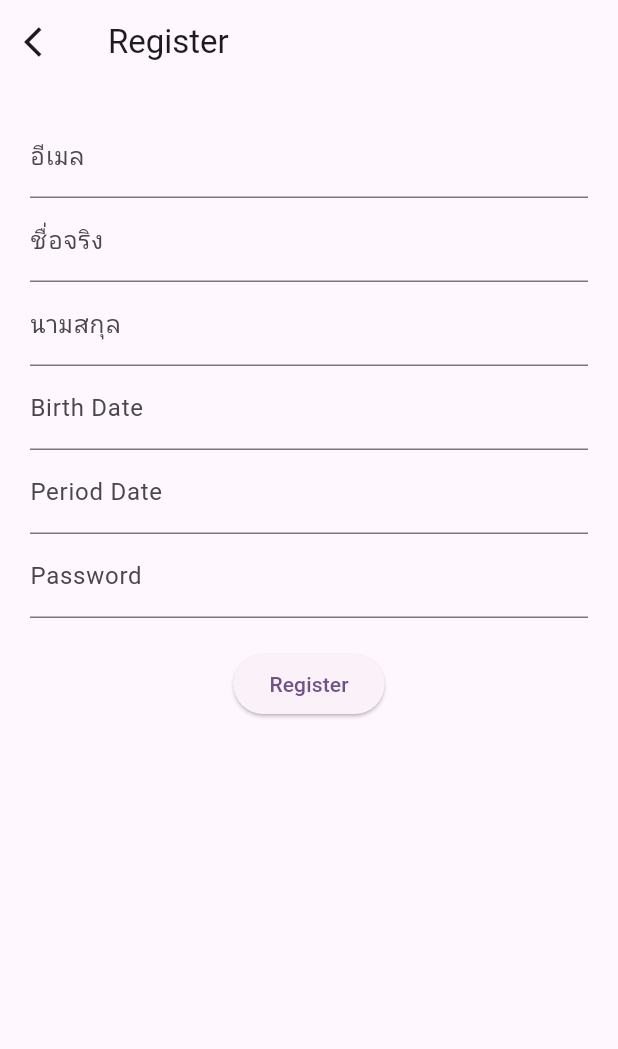
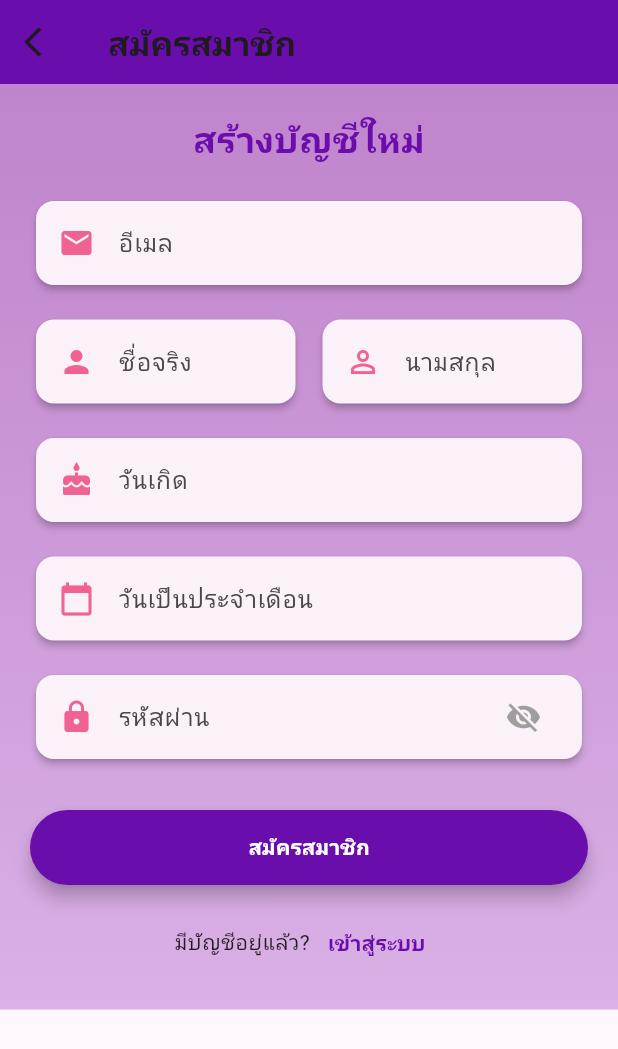
Before and after one commit to peeradol7/fam_care, a Flutter app: the RegisterPage screen opened by its route, on a phone screen of 412 x 824 dp. Shown: the top 1049 px of the screen. Run offline on Flutter 3.47's test engine with Material 3 defaults, Android fonts, the phone set to English and light mode, and no system bars; our stand-ins replace cloud_firestore, firebase_auth, firebase_core, get, go_router, google_sign_in and 1 more; accounts and stored records are empty.

Commit message:
edit-emaillogin-theme,widget

```diff
--- a/lib/app_routes.dart
+++ b/lib/app_routes.dart
@@ -2,7 +2,7 @@ import 'package:fam_care/view/home_page/home_page.dart';
 import 'package:fam_care/view/home_page/profile_page/profile_page.dart';
 import 'package:fam_care/view/landing_page/langding_page.dart';
 import 'package:fam_care/view/login_page/login_page.dart';
-import 'package:fam_care/view/register_page.dart';
+import 'package:fam_care/view/register_page/register_page.dart';
 import 'package:fam_care/view/test.dart';
 import 'package:go_router/go_router.dart';
 
--- a/lib/service/email_auth_service.dart
+++ b/lib/service/email_auth_service.dart
@@ -56,9 +56,9 @@ Future<User?> signUpWithEmail(UsersModel user) async {
 
       User? firebaseUser = userCredential.user;
 
-      // if (firebaseUser != null && !firebaseUser.emailVerified) {
-      //   throw "กรุณายืนยันอีเมลก่อนเข้าสู่ระบบ";
-      // }
+      if (firebaseUser != null && !firebaseUser.emailVerified) {
+        throw "กรุณายืนยันอีเมลก่อนเข้าสู่ระบบ";
+      }
 
       print("เข้าสู่ระบบสำเร็จ!");
       return firebaseUser;
--- a/lib/view/register_page.dart
+++ /dev/null
@@ -1,186 +0,0 @@
-import 'package:fam_care/controller/email_login_controller.dart';
-import 'package:flutter/material.dart';
-import 'package:get/get.dart';
-import 'package:go_router/go_router.dart';
-
-import '../model/users_model.dart';
-
-class RegisterPage extends StatefulWidget {
-  @override
-  _RegisterPageState createState() => _RegisterPageState();
-}
-
-class _RegisterPageState extends State<RegisterPage> {
-  final EmailLoginController authController = Get.put(EmailLoginController());
-
-  final TextEditingController emailController = TextEditingController();
-  final TextEditingController firstNameController = TextEditingController();
-  final TextEditingController lastNameController = TextEditingController();
-  final TextEditingController passwordController = TextEditingController();
-  final TextEditingController birthDateController = TextEditingController();
-  final TextEditingController periodDateController = TextEditingController();
-
-  DateTime? _birthDate;
-  DateTime? _periodDate;
-
-  @override
-  void initState() {
-    super.initState();
-    birthDateController.text = "";
-    periodDateController.text = "";
-  }
-
-  void _register() {
-    // ตรวจสอบว่ามีช่องไหนที่ว่างหรือไม่
-    if (emailController.text.trim().isEmpty ||
-        firstNameController.text.trim().isEmpty ||
-        lastNameController.text.trim().isEmpty ||
-        passwordController.text.trim().isEmpty ||
-        birthDateController.text.trim().isEmpty ||
-        periodDateController.text.trim().isEmpty) {
-      _showErrorDialog("กรุณากรอกข้อมูลให้ครบทุกช่อง");
-      return;
-    }
-
-    if (_birthDate == null || _periodDate == null) {
-      _showErrorDialog("กรุณาเลือกวันเกิดและวันเป็นประจำเดือน");
-      return;
-    }
-
-    UsersModel user = UsersModel(
-      email: emailController.text.trim(),
-      firstName: firstNameController.text.trim(),
-      lastName: lastNameController.text.trim(),
-      password: passwordController.text.trim(),
-      birthDay: _birthDate,
-      period: _periodDate,
-      authMethod: 'email',
-    );
-
-    authController.emailSignUpController(user, context);
-  }
-
-  // ฟังก์ชันแสดง `showDialog` สำหรับแจ้งเตือน
-  void _showErrorDialog(String message) {
-    showDialog(
-      context: context,
-      builder: (context) {
-        return AlertDialog(
-          title: Text("ผิดพลาด"),
-          content: Text(message),
-          actions: [
-            TextButton(
-              onPressed: () {
-                Navigator.of(context).pop();
-              },
-              child: Text("ตกลง"),
-            ),
-          ],
-        );
-      },
-    );
-  }
-
-  @override
-  void dispose() {
-    emailController.dispose();
-    firstNameController.dispose();
-    lastNameController.dispose();
-    passwordController.dispose();
-    birthDateController.dispose();
-    periodDateController.dispose();
-    super.dispose();
-  }
-
-  @override
-  Widget build(BuildContext context) {
-    return Scaffold(
-      appBar: AppBar(
-        title: Text('Register'),
-        leading: IconButton(
-          onPressed: () {
-            context.pop();
-          },
-          icon: Icon(Icons.arrow_back_ios),
-        ),
-      ),
-      body: SingleChildScrollView(
-        child: Padding(
-          padding: EdgeInsets.all(20),
-          child: Column(
-            children: [
-              TextField(
-                controller: emailController,
-                decoration: InputDecoration(labelText: 'อีเมล'),
-              ),
-              TextField(
-                controller: firstNameController,
-                decoration: InputDecoration(labelText: 'ชื่อจริง'),
-              ),
-              TextField(
-                controller: lastNameController,
-                decoration: InputDecoration(labelText: 'นามสกุล'),
-              ),
-              TextFormField(
-                controller: birthDateController,
-                decoration: InputDecoration(labelText: 'Birth Date'),
-                readOnly: true,
-                onTap: () async {
-                  DateTime? pickedDate = await showDatePicker(
-                    context: context,
-                    initialDate: DateTime.now(),
-                    firstDate: DateTime(1900),
-                    lastDate: DateTime.now(),
-                  );
-
-                  if (pickedDate != null) {
-                    setState(
-                      () {
-                        _birthDate = pickedDate;
-                        birthDateController.text =
-                            "${_birthDate!.toLocal()}".split(' ')[0];
-                      },
-                    );
-                  }
-                },
-              ),
-              TextFormField(
-                controller: periodDateController,
-                decoration: InputDecoration(labelText: 'Period Date'),
-                readOnly: true,
-                onTap: () async {
-                  DateTime? pickedDate = await showDatePicker(
-                    context: context,
-                    initialDate: DateTime.now(),
-                    firstDate: DateTime(1900),
-                    lastDate: DateTime.now(),
-                  );
-
-                  if (pickedDate != null) {
-                    setState(() {
-                      _periodDate = pickedDate;
-                      periodDateController.text =
-                          "${_periodDate!.toLocal()}".split(' ')[0];
-                    });
-                  }
-                },
-              ),
-              TextField(
-                controller: passwordController,
-                decoration: InputDecoration(labelText: 'Password'),
-                obscureText: true,
-              ),
-              SizedBox(height: 20),
-              Obx(() => authController.isLoading.value
-                  ? CircularProgressIndicator()
-                  : ElevatedButton(
-                      onPressed: _register,
-                      child: Text('Register'),
-                    )),
-            ],
-          ),
-        ),
-      ),
-    );
-  }
-}
--- /dev/null
+++ b/lib/view/register_page/register_page.dart
@@ -0,0 +1,184 @@
+import 'package:fam_care/app_routes.dart';
+import 'package:flutter/material.dart';
+import 'package:get/get.dart';
+import 'package:go_router/go_router.dart';
+import 'package:fam_care/controller/email_login_controller.dart';
+import 'package:fam_care/model/users_model.dart';
+import '../register_page/widget/date_field.dart';
+import '../register_page/widget/email_field.dart';
+import '../register_page/widget/name_field.dart';
+import '../register_page/widget/password_field.dart';
+import '../register_page/widget/register_button.dart';
+import '../register_page/widget/dialogs.dart';
+import '../../constatnt/app_colors.dart';
+
+
+class RegisterPage extends StatefulWidget {
+  @override
+  _RegisterPageState createState() => _RegisterPageState();
+}
+
+class _RegisterPageState extends State<RegisterPage> {
+  final EmailLoginController authController = Get.put(EmailLoginController());
+
+  final TextEditingController emailController = TextEditingController();
+  final TextEditingController firstNameController = TextEditingController();
+  final TextEditingController lastNameController = TextEditingController();
+  final TextEditingController passwordController = TextEditingController();
+  final TextEditingController birthDateController = TextEditingController();
+  final TextEditingController periodDateController = TextEditingController();
+
+  DateTime? _birthDate;
+  DateTime? _periodDate;
+  final _formKey = GlobalKey<FormState>();
+  bool _obscurePassword = true;
+
+  @override
+  void initState() {
+    super.initState();
+    birthDateController.text = "";
+    periodDateController.text = "";
+  }
+
+  void _register() {
+    if (_formKey.currentState!.validate()) {
+      if (_birthDate == null || _periodDate == null) {
+        showErrorDialog(context, "กรุณาเลือกวันเกิดและวันเป็นประจำเดือน");
+        return;
+      }
+
+      UsersModel user = UsersModel(
+        email: emailController.text.trim(),
+        firstName: firstNameController.text.trim(),
+        lastName: lastNameController.text.trim(),
+        password: passwordController.text.trim(),
+        birthDay: _birthDate,
+        period: _periodDate,
+        authMethod: 'email',
+      );
+
+      authController.emailSignUpController(user, context).then((_) {
+        // แสดงข้อความเมื่อสมัครสำเร็จ
+        showSuccessDialog(context, () {
+          context.go(AppRoutes.loginPage); // นำผู้ใช้กลับไปยังหน้าล็อกอิน
+        });
+      }).catchError((error) {
+        showErrorDialog(context, error.toString());
+      });
+    }
+  }
+
+  @override
+  void dispose() {
+    emailController.dispose();
+    firstNameController.dispose();
+    lastNameController.dispose();
+    passwordController.dispose();
+    birthDateController.dispose();
+    periodDateController.dispose();
+    super.dispose();
+  }
+
+  @override
+  Widget build(BuildContext context) {
+    return Scaffold(
+      appBar: AppBar(
+        title: Text('สมัครสมาชิก', style: TextStyle(fontWeight: FontWeight.bold)),
+        backgroundColor: AppColors.primary, // เปลี่ยนสีแอปบาร์
+        leading: IconButton(
+          onPressed: () {
+            context.pop();
+          },
+          icon: Icon(Icons.arrow_back_ios),
+        ),
+      ),
+      body: Container(
+        decoration: BoxDecoration(
+          gradient: LinearGradient(
+            begin: Alignment.topCenter,
+            end: Alignment.bottomCenter,
+            colors: [AppColors.background, AppColors.secondary]
+          ),
+        ),
+        child: SingleChildScrollView(
+          child: Padding(
+            padding: EdgeInsets.all(20),
+            child: Form(
+              key: _formKey,
+              child: Column(
+                crossAxisAlignment: CrossAxisAlignment.stretch,
+                children: [
+                  Center(
+                    child: Text(
+                      "สร้างบัญชีใหม่",
+                      style: TextStyle(
+                        fontSize: 24,
+                        fontWeight: FontWeight.bold,
+                        color: AppColors.primary, // ใช้สีหลักของแอป
+                      ),
+                    ),
+                  ),
+                  SizedBox(height: 20),
+                  EmailField(controller: emailController),
+                  SizedBox(height: 15),
+                  NameFields(
+                    firstNameController: firstNameController,
+                    lastNameController: lastNameController,
+                  ),
+                  SizedBox(height: 15),
+                  DateFields(
+                    birthDateController: birthDateController,
+                    periodDateController: periodDateController,
+                    onBirthDateChanged: (date) {
+                      setState(() => _birthDate = date);
+                    },
+                    onPeriodDateChanged: (date) {
+                      setState(() => _periodDate = date);
+                    },
+                  ),
+                  SizedBox(height: 15),
+                  PasswordField(
+                    controller: passwordController,
+                    obscureText: _obscurePassword,
+                    onToggleVisibility: () {
+                      setState(() => _obscurePassword = !_obscurePassword);
+                    },
+                  ),
+                  SizedBox(height: 30),
+                  RegisterButton(
+                    isLoading: authController.isLoading.value,
+                    onPressed: _register,
+                    color: AppColors.colorButton, // กำหนดสีปุ่ม
+                  ),
+                  SizedBox(height: 15),
+                  _buildLoginRedirect(),
+                ],
+              ),
+            ),
+          ),
+        ),
+      ),
+    );
+  }
+
+  Widget _buildLoginRedirect() {
+    return Row(
+      mainAxisAlignment: MainAxisAlignment.center,
+      children: [
+        Text('มีบัญชีอยู่แล้ว?'),
+        TextButton(
+          onPressed: () {
+            context.go(AppRoutes.loginPage);
+          },
+          child: Text(
+            'เข้าสู่ระบบ',
+            style: TextStyle(
+              color: AppColors.primary,
+              fontWeight: FontWeight.bold,
+            ),
+          ),
+        ),
+      ],
+    );
+  }
+}
--- /dev/null
+++ b/lib/view/register_page/widget/date_field.dart
@@ -0,0 +1,104 @@
+import 'package:fam_care/constatnt/app_colors.dart';
+import 'package:flutter/material.dart';
+
+class DateFields extends StatelessWidget {
+  final TextEditingController birthDateController;
+  final TextEditingController periodDateController;
+  final Function(DateTime) onBirthDateChanged;
+  final Function(DateTime) onPeriodDateChanged;
+
+  const DateFields({
+    Key? key,
+    required this.birthDateController,
+    required this.periodDateController,
+    required this.onBirthDateChanged,
+    required this.onPeriodDateChanged,
+  }) : super(key: key);
+
+  @override
+  Widget build(BuildContext context) {
+    return Column(
+      children: [
+        _buildDateField(
+          context: context,
+          controller: birthDateController,
+          label: 'วันเกิด',
+          hint: 'เลือกวันเกิด',
+          icon: Icons.cake,
+          firstDate: DateTime(1900),
+          lastDate: DateTime.now(),
+          onDateSelected: onBirthDateChanged,
+        ),
+        SizedBox(height: 15),
+        _buildDateField(
+          context: context,
+          controller: periodDateController,
+          label: 'วันเป็นประจำเดือน',
+          hint: 'เลือกวันเป็นประจำเดือนครั้งล่าสุด',
+          icon: Icons.calendar_today,
+          firstDate: DateTime(DateTime.now().year - 1),
+          lastDate: DateTime.now(),
+          onDateSelected: onPeriodDateChanged,
+        ),
+      ],
+    );
+  }
+
+  Widget _buildDateField({
+    required BuildContext context,
+    required TextEditingController controller,
+    required String label,
+    required String hint,
+    required IconData icon,
+    required DateTime firstDate,
+    required DateTime lastDate,
+    required Function(DateTime) onDateSelected,
+  }) {
+    return Card(
+      elevation: 2,
+      shape: RoundedRectangleBorder(borderRadius: BorderRadius.circular(12)),
+      child: Padding(
+        padding: const EdgeInsets.symmetric(horizontal: 15),
+        child: TextFormField(
+          controller: controller,
+          decoration: InputDecoration(
+            labelText: label,
+            hintText: hint,
+            border: InputBorder.none,
+            icon: Icon(icon, color: Colors.pink.shade300),
+          ),
+          readOnly: true,
+          validator: (value) {
+            if (value == null || value.isEmpty) {
+              return 'กรุณาเลือก$label';
+            }
+            return null;
+          },
+          onTap: () async {
+            DateTime? pickedDate = await showDatePicker(
+              context: context,
+              initialDate: DateTime.now(),
+              firstDate: firstDate,
+              lastDate: lastDate,
+              builder: (context, child) {
+                return Theme(
+                  data: Theme.of(context).copyWith(
+                    colorScheme: ColorScheme.light(
+                      primary: AppColors.secondary,
+                    ),
+                  ),
+                  child: child!,
+                );
+              },
+            );
+
+            if (pickedDate != null) {
+              controller.text = "${pickedDate.day}/${pickedDate.month}/${pickedDate.year}";
+              onDateSelected(pickedDate);
+            }
+          },
+        ),
+      ),
+    );
+  }
+}
--- /dev/null
+++ b/lib/view/register_page/widget/email_field.dart
@@ -0,0 +1,42 @@
+import 'package:flutter/material.dart';
+
+class EmailField extends StatelessWidget {
+  final TextEditingController controller;
+
+  const EmailField({
+    Key? key,
+    required this.controller,
+  }) : super(key: key);
+
+  @override
+  Widget build(BuildContext context) {
+    return Card(
+      elevation: 2,
+      shape: RoundedRectangleBorder(borderRadius: BorderRadius.circular(12)),
+      child: Padding(
+        padding: const EdgeInsets.symmetric(horizontal: 15),
+        child: TextFormField(
+          controller: controller,
+          decoration: InputDecoration(
+            labelText: 'อีเมล',
+            hintText: 'กรุณากรอกอีเมลที่ใช้งานได้จริง',
+            border: InputBorder.none,
+            icon: Icon(Icons.email, color: Colors.pink.shade300),
+          ),
+          keyboardType: TextInputType.emailAddress,
+          validator: (value) {
+            if (value == null || value.isEmpty) {
+              return 'กรุณากรอกอีเมล';
+            }
+            // ตรวจสอบรูปแบบอีเมล
+            final emailRegex = RegExp(r'^[\w-\.]+@([\w-]+\.)+[\w-]{2,4}$');
+            if (!emailRegex.hasMatch(value)) {
+              return 'กรุณากรอกอีเมลที่ถูกต้อง';
+            }
+            return null;
+          },
+        ),
+      ),
+    );
+  }
+}
--- /dev/null
+++ b/lib/view/register_page/widget/name_field.dart
@@ -0,0 +1,67 @@
+import 'package:flutter/material.dart';
+
+class NameFields extends StatelessWidget {
+  final TextEditingController firstNameController;
+  final TextEditingController lastNameController;
+
+  const NameFields({
+    Key? key,
+    required this.firstNameController,
+    required this.lastNameController,
+  }) : super(key: key);
+
+  @override
+  Widget build(BuildContext context) {
+    return Row(
+      children: [
+        Expanded(
+          child: Card(
+            elevation: 2,
+            shape: RoundedRectangleBorder(borderRadius: BorderRadius.circular(12)),
+            child: Padding(
+              padding: const EdgeInsets.symmetric(horizontal: 15),
+              child: TextFormField(
+                controller: firstNameController,
+                decoration: InputDecoration(
+                  labelText: 'ชื่อจริง',
+                  border: InputBorder.none,
+                  icon: Icon(Icons.person, color: Colors.pink.shade300),
+                ),
+                validator: (value) {
+                  if (value == null || value.isEmpty) {
+                    return 'กรุณากรอกชื่อจริง';
+                  }
+                  return null;
+                },
+              ),
+            ),
+          ),
+        ),
+        SizedBox(width: 10),
+        Expanded(
+          child: Card(
+            elevation: 2,
+            shape: RoundedRectangleBorder(borderRadius: BorderRadius.circular(12)),
+            child: Padding(
+              padding: const EdgeInsets.symmetric(horizontal: 15),
+              child: TextFormField(
+                controller: lastNameController,
+                decoration: InputDecoration(
+                  labelText: 'นามสกุล',
+                  border: InputBorder.none,
+                  icon: Icon(Icons.person_outline, color: Colors.pink.shade300),
+                ),
+                validator: (value) {
+                  if (value == null || value.isEmpty) {
+                    return 'กรุณากรอกนามสกุล';
+                  }
+                  return null;
+                },
+              ),
+            ),
+          ),
+        ),
+      ],
+    );
+  }
+}
--- /dev/null
+++ b/lib/view/register_page/widget/password_field.dart
@@ -0,0 +1,51 @@
+import 'package:flutter/material.dart';
+
+class PasswordField extends StatelessWidget {
+  final TextEditingController controller;
+  final bool obscureText;
+  final VoidCallback onToggleVisibility;
+
+  const PasswordField({
+    Key? key,
+    required this.controller,
+    required this.obscureText,
+    required this.onToggleVisibility,
+  }) : super(key: key);
+
+  @override
+  Widget build(BuildContext context) {
+    return Card(
+      elevation: 2,
+      shape: RoundedRectangleBorder(borderRadius: BorderRadius.circular(12)),
+      child: Padding(
+        padding: const EdgeInsets.symmetric(horizontal: 15),
+        child: TextFormField(
+          controller: controller,
+          decoration: InputDecoration(
+            labelText: 'รหัสผ่าน',
+            hintText: 'กรุณากรอกรหัสผ่าน',
+            border: InputBorder.none,
+            icon: Icon(Icons.lock, color: Colors.pink.shade300),
+            suffixIcon: IconButton(
+              icon: Icon(
+                obscureText ? Icons.visibility_off : Icons.visibility,
+                color: Colors.grey,
+              ),
+              onPressed: onToggleVisibility,
+            ),
+          ),
+          obscureText: obscureText,
+          validator: (value) {
+            if (value == null || value.isEmpty) {
+              return 'กรุณากรอกรหัสผ่าน';
+            }
+            if (value.length < 6) {
+              return 'รหัสผ่านต้องมีความยาวอย่างน้อย 6 ตัวอักษร';
+            }
+            return null;
+          },
+        ),
+      ),
+    );
+  }
+}
--- /dev/null
+++ b/lib/view/register_page/widget/register_button.dart
@@ -0,0 +1,38 @@
+import 'package:fam_care/constatnt/app_colors.dart';
+import 'package:flutter/material.dart';
+
+class RegisterButton extends StatelessWidget {
+  final bool isLoading;
+  final VoidCallback onPressed;
+
+  const RegisterButton({
+    Key? key,
+    required this.isLoading,
+    required this.onPressed, required Color color,
+  }) : super(key: key);
+
+  @override
+  Widget build(BuildContext context) {
+    return isLoading
+      ? Center(child: CircularProgressIndicator(color: Colors.pink.shade400))
+      : ElevatedButton(
+          onPressed: onPressed,
+          style: ElevatedButton.styleFrom(
+            backgroundColor: AppColors.primary,
+            foregroundColor: Colors.white,
+            padding: EdgeInsets.symmetric(vertical: 15),
+            shape: RoundedRectangleBorder(
+              borderRadius: BorderRadius.circular(30),
+            ),
+            elevation: 5,
+          ),
+          child: Text(
+            'สมัครสมาชิก',
+            style: TextStyle(
+              fontSize: 14,
+              fontWeight: FontWeight.bold,
+            ),
+          ),
+        );
+  }
+}
```
Also changed, not shown: lib/view/register_page/widget/dialogs.dart (added, +45 -0 lines), 4 other files.
